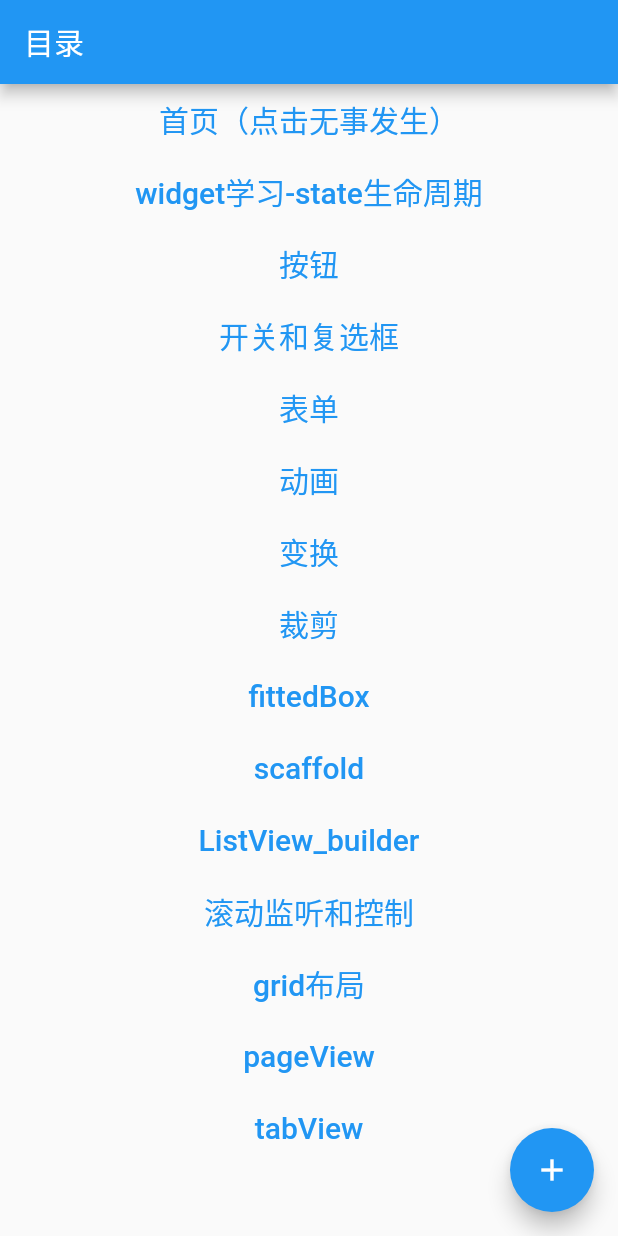
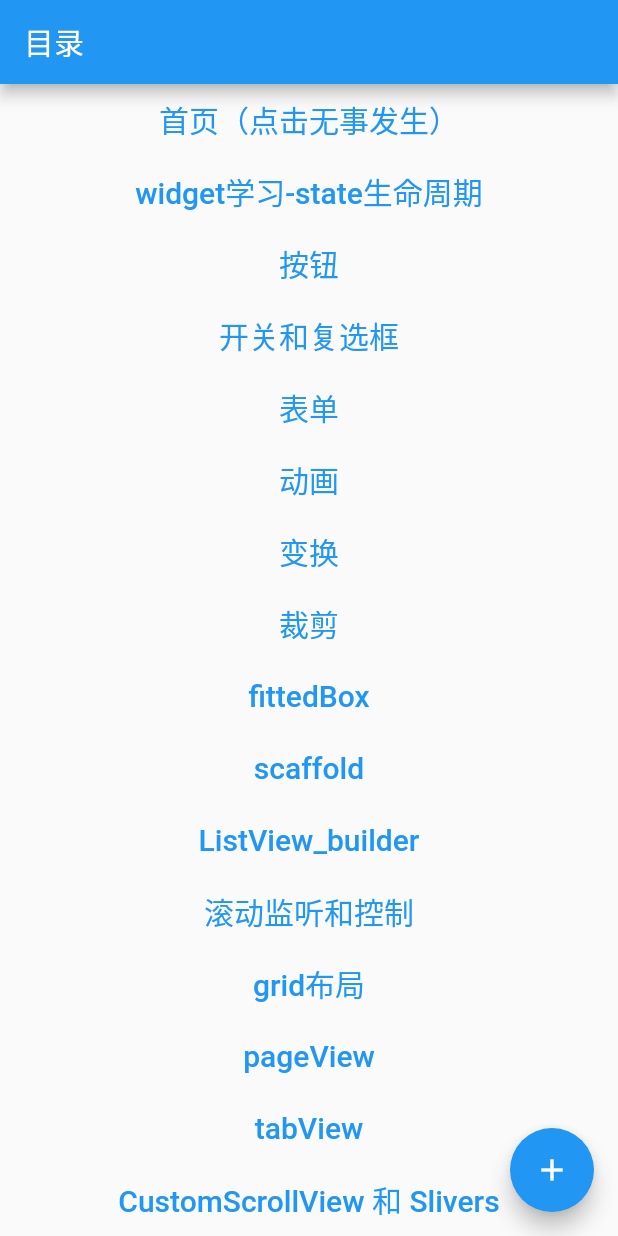
Before and after one commit to kyyiu/flutter_learn, a Flutter app: the screen it shows after launch, on a phone screen of 412 x 824 dp. Run offline on Flutter 3.47's test engine with Material 2 defaults, Android fonts, the phone set to English and light mode, and no system bars.

Commit message:
customscrollview

```diff
--- a/lib/routes.dart
+++ b/lib/routes.dart
@@ -6,6 +6,7 @@ import 'package:flutter_application_1/pages/widgetProduce/learnCheckBox.dart';
 import 'package:flutter_application_1/pages/widgetProduce/learnForm.dart';
 import 'package:flutter_application_1/pages/widgetProduce/learnWidget.dart';
 import 'package:flutter_application_1/pages/widgetProduce/learn_clip.dart';
+import 'package:flutter_application_1/pages/widgetProduce/learn_customscrollview_slivers.dart';
 import 'package:flutter_application_1/pages/widgetProduce/learn_fitted_box.dart';
 import 'package:flutter_application_1/pages/widgetProduce/learn_gridview.dart';
 import 'package:flutter_application_1/pages/widgetProduce/learn_listview.dart';
@@ -36,6 +37,7 @@ class MyRoute {
     '/grid': (context, {arguments}) => LearnGrid(),
     '/pageView': (context, {arguments}) => LearnPageView(),
     '/tabView': (context, {arguments}) => LearnTabView(),
+    '/CustomScrollView_Slivers': (context, {arguments}) => LearnCustomerScrollView()
   };
   // 路由名称
   static List<String> routeName = [
@@ -53,7 +55,8 @@ class MyRoute {
     '/scroll_controller',
     '/grid',
     '/pageView',
-    '/tabView'
+    '/tabView',
+    '/CustomScrollView_Slivers'
   ];
   // 展示的入口
   static List<String> chineseRouteName = [
@@ -71,7 +74,8 @@ class MyRoute {
     '滚动监听和控制',
     'grid布局',
     'pageView',
-    'tabView'
+    'tabView',
+    'CustomScrollView 和 Slivers'
   ];
 }
 
```
Also changed, not shown: lib/pages/widgetProduce/learn_customscrollview_slivers.dart (added, +43 -0 lines).
